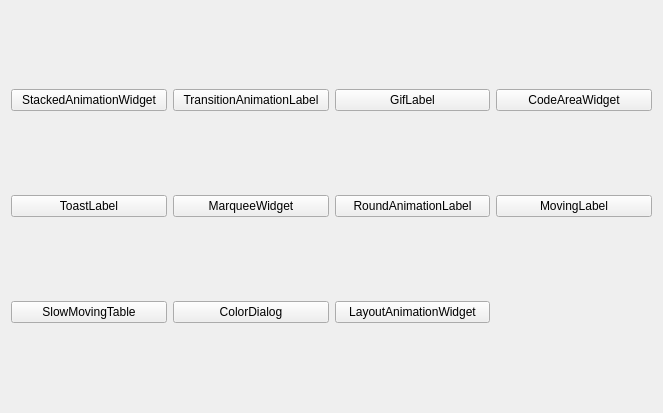
Greedysky/TTKWidgetTools, file mainwindow.ui: the form before one commit.
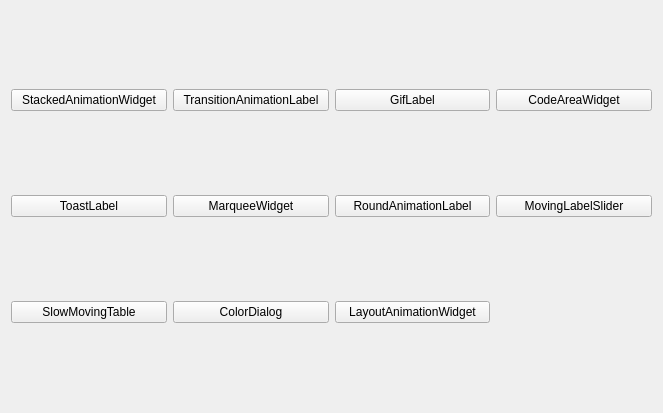
The form after the commit.

```diff
--- a/mainwindow.ui
+++ b/mainwindow.ui
@@ -53,7 +53,7 @@
     <item row="1" column="3">
      <widget class="QPushButton" name="pushButton_7">
       <property name="text">
-       <string>MovingLabel</string>
+       <string>MovingLabelSlider</string>
       </property>
      </widget>
     </item>
```
